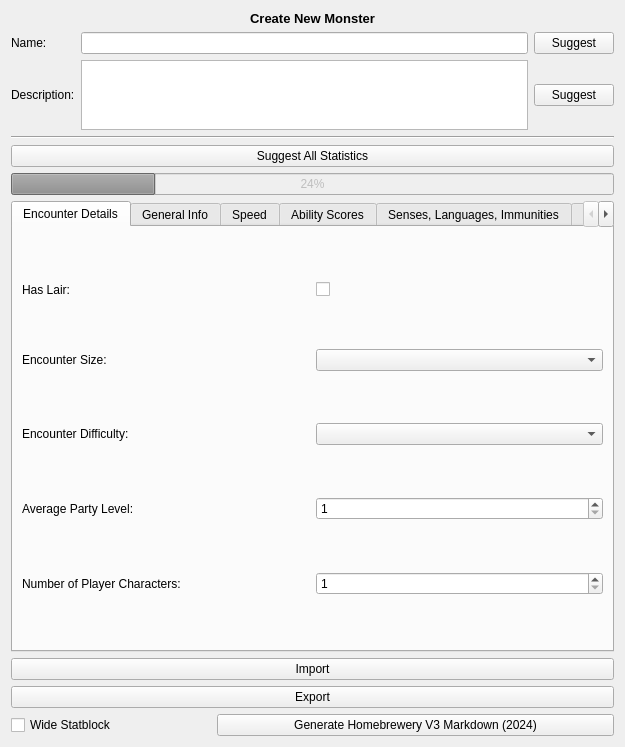
Old version of the form monster_forge/gui/view/qt_designer/create_monster_view.ui in the repository Zhendryk/monster_maker.
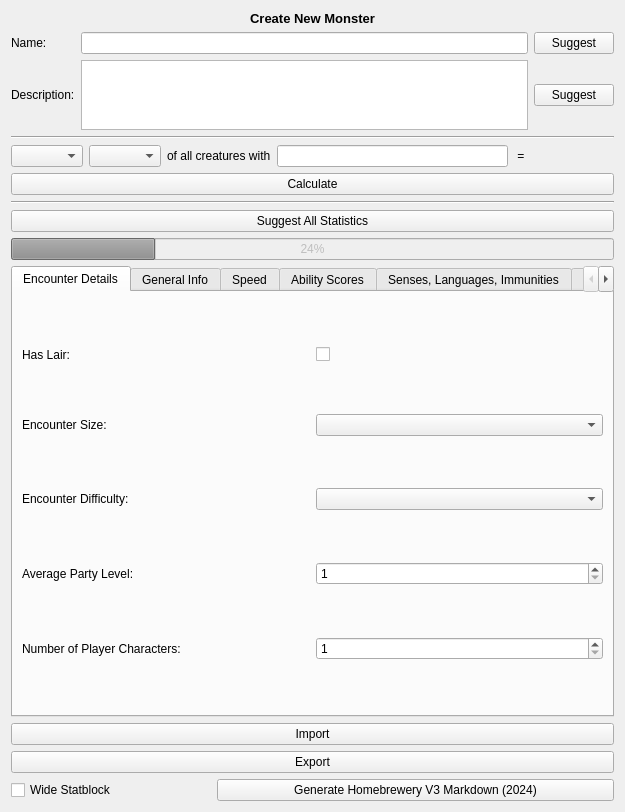
New version of the form.

Commit message: Integrated MM database queries into the GUI

```diff
--- a/monster_forge/gui/view/qt_designer/create_monster_view.ui
+++ b/monster_forge/gui/view/qt_designer/create_monster_view.ui
@@ -89,6 +89,60 @@
      </property>
     </widget>
    </item>
+   <item>
+    <layout class="QHBoxLayout" name="hl_db_query">
+     <item>
+      <widget class="QComboBox" name="cb_db_operation"/>
+     </item>
+     <item>
+      <widget class="QComboBox" name="cb_db_column_names"/>
+     </item>
+     <item>
+      <widget class="QLabel" name="_lbl_of_all_creatures_with">
+       <property name="text">
+        <string>of all creatures with</string>
+       </property>
+      </widget>
+     </item>
+     <item>
+      <widget class="QLineEdit" name="lineedit_filters"/>
+     </item>
+     <item>
+      <widget class="QLabel" name="_lbl_eq">
+       <property name="text">
+        <string> = </string>
+       </property>
+      </widget>
+     </item>
+     <item>
+      <widget class="QLabel" name="lbl_db_result">
+       <property name="minimumSize">
+        <size>
+         <width>80</width>
+         <height>20</height>
+        </size>
+       </property>
+       <property name="text">
+        <string/>
+       </property>
+      </widget>
+     </item>
+    </layout>
+   </item>
+   <item>
+    <widget class="QPushButton" name="btn_run_db_query">
+     <property name="text">
+      <string>Calculate</string>
+     </property>
+    </widget>
+   </item>
+   <item>
+    <widget class="Line" name="line_2">
+     <property name="orientation">
+      <enum>Qt::Horizontal</enum>
+     </property>
+    </widget>
+   </item>
    <item>
     <widget class="QPushButton" name="btn_suggest_all">
      <property name="text">
```
The commit also changes 5 other files.
